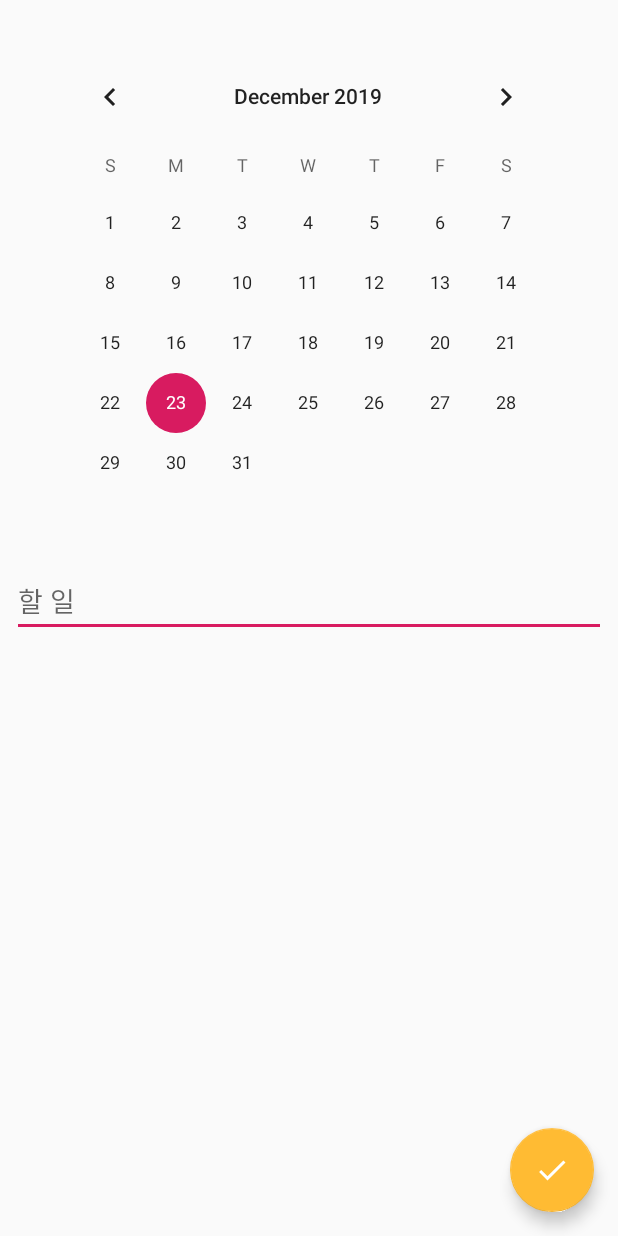
After one commit to structsize/GSM_Festival, an Android app: the EditActivity screen opened directly, with no data from a screen before it, on a phone screen of 412 x 824 dp. The commit adds this screen. Run offline under Robolectric (Android 15) with nearby library versions, the phone set to English and light mode, and no system bars; libraries missing offline, so code that uses them is left out: io.realm, io.realm.kotlin.

Commit message:
[CREATE] Calendar

```diff
--- a/GSM_Festival/app/src/main/java/com/example/gsm_festival/AppMain.kt
+++ b/GSM_Festival/app/src/main/java/com/example/gsm_festival/AppMain.kt
@@ -47,6 +47,7 @@ class AppMain : AppCompatActivity() {
         }
         calendarbutton.setOnClickListener{
 
+
         }
         kcalcheck.setOnClickListener{
             val intent = Intent(this, KcalCheck::class.java)
--- /dev/null
+++ b/GSM_Festival/app/src/main/java/com/example/gsm_festival/EditActivity.kt
@@ -0,0 +1,105 @@
+package com.example.gsm_festival
+
+import android.annotation.SuppressLint
+import androidx.appcompat.app.AppCompatActivity
+import android.os.Bundle
+import android.view.View
+import io.realm.Realm
+import io.realm.kotlin.createObject
+import io.realm.kotlin.where
+import kotlinx.android.synthetic.main.activity_edit.*
+import org.jetbrains.anko.alert
+import org.jetbrains.anko.yesButton
+import java.util.*
+
+class EditActivity : AppCompatActivity() {
+
+    val realm = Realm.getDefaultInstance()
+
+    val calendar: Calendar = Calendar.getInstance()
+
+
+    override fun onCreate(savedInstanceState: Bundle?) {
+        super.onCreate(savedInstanceState)
+        setContentView(R.layout.activity_edit)
+        val id = intent.getLongExtra("id",-1L)
+        if (id == -1L) {
+            insertMode()
+        }else{
+            updateMode(id)
+        }
+
+    }
+
+
+    @SuppressLint("RestrictedApi")
+    private fun insertMode(){
+        deleteFab.visibility = View.GONE
+        doneFab.setOnClickListener{
+            insertTodo()
+        }
+
+    }
+    private fun updateMode(id: Long) {
+        val todo = realm.where<Todo>().equalTo("id",id).findFirst()!!
+        todoEditText.setText(todo.title)
+        calendarView.date = todo.date
+        doneFab.setOnClickListener{
+            updateTodo(id)
+        }
+        deleteFab.setOnClickListener{
+            deleteTodo(id)
+        }
+    }
+
+    override fun onDestroy() {
+        super.onDestroy()
+        realm.close()
+    }
+
+
+    private fun insertTodo() {
+        realm.beginTransaction()
+
+        val newItem = realm.createObject<Todo>(nextId())
+        newItem.title = todoEditText.text.toString()
+        newItem.date = calendar.timeInMillis
+
+        realm.commitTransaction()
+        alert("내용이 추가되었습니다"){
+            yesButton { finish() }
+        }.show()
+
+    }
+    private fun nextId():Int{
+        val maxId = realm.where<Todo>().max("id")
+        if(maxId != null){
+            return maxId.toInt()+1
+        }
+        return 0
+    }
+    private fun updateTodo(id:Long) {
+        realm.beginTransaction()
+
+        val updateItem = realm.where<Todo>().equalTo("id" , id).findFirst()!!
+
+        updateItem.title = todoEditText.text.toString()
+        updateItem.date = calendar.timeInMillis
+
+        realm.commitTransaction()
+
+        alert("내용이 변경되었습니다.") {
+            yesButton { finish() }
+        }.show()
+    }
+    private fun deleteTodo(id: Long) {
+        realm.beginTransaction()
+        val deleteItem = realm.where<Todo>().equalTo("id",id).findFirst()!!
+        deleteItem.deleteFromRealm()
+        realm.commitTransaction()
+
+        alert("내용이 삭제 되었습니다.") {
+            yesButton { finish() }
+        }.show()
+    }
+}
--- /dev/null
+++ b/GSM_Festival/app/src/main/res/drawable/ic_delete_black_24dp.xml
@@ -0,0 +1,9 @@
+<vector xmlns:android="http://schemas.android.com/apk/res/android"
+        android:width="24dp"
+        android:height="24dp"
+        android:viewportWidth="24.0"
+        android:viewportHeight="24.0">
+    <path
+        android:fillColor="#FF000000"
+        android:pathData="M6,19c0,1.1 0.9,2 2,2h8c1.1,0 2,-0.9 2,-2V7H6v12zM19,4h-3.5l-1,-1h-5l-1,1H5v2h14V4z"/>
+</vector>
--- /dev/null
+++ b/GSM_Festival/app/src/main/res/drawable/ic_done_black_24dp.xml
@@ -0,0 +1,9 @@
+<vector xmlns:android="http://schemas.android.com/apk/res/android"
+        android:width="24dp"
+        android:height="24dp"
+        android:viewportWidth="24.0"
+        android:viewportHeight="24.0">
+    <path
+        android:fillColor="#FF000000"
+        android:pathData="M9,16.2L4.8,12l-1.4,1.4L9,19 21,7l-1.4,-1.4L9,16.2z"/>
+</vector>
--- /dev/null
+++ b/GSM_Festival/app/src/main/res/layout/activity_edit.xml
@@ -0,0 +1,64 @@
+<?xml version="1.0" encoding="utf-8"?>
+<androidx.constraintlayout.widget.ConstraintLayout xmlns:android="http://schemas.android.com/apk/res/android"
+    xmlns:app="http://schemas.android.com/apk/res-auto"
+    xmlns:tools="http://schemas.android.com/tools"
+    android:layout_width="match_parent"
+    android:layout_height="match_parent"
+    tools:context=".EditActivity">
+
+    <CalendarView
+        android:id="@+id/calendarView"
+        android:layout_width="wrap_content"
+        android:layout_height="wrap_content"
+        app:layout_constraintBottom_toBottomOf="parent"
+        app:layout_constraintEnd_toEndOf="parent"
+        app:layout_constraintHorizontal_bias="0.491"
+        app:layout_constraintStart_toStartOf="parent"
+        app:layout_constraintTop_toTopOf="parent"
+        app:layout_constraintVertical_bias="0.063" />
+
+    <EditText
+        android:id="@+id/todoEditText"
+        style="editTextStyle"
+        android:layout_width="0dp"
+        android:layout_height="wrap_content"
+        android:layout_marginStart="8dp"
+        android:layout_marginLeft="8dp"
+        android:layout_marginTop="8dp"
+        android:layout_marginEnd="8dp"
+        android:layout_marginRight="8dp"
+        android:ems="10"
+        android:hint="할 일"
+        android:inputType="text"
+        app:layout_constraintEnd_toEndOf="parent"
+        app:layout_constraintStart_toStartOf="parent"
+        app:layout_constraintTop_toBottomOf="@+id/calendarView" />
+
+    <com.google.android.material.floatingactionbutton.FloatingActionButton
+        android:id="@+id/doneFab"
+        android:layout_width="wrap_content"
+        android:layout_height="wrap_content"
+        android:layout_marginEnd="16dp"
+        android:layout_marginRight="16dp"
+        android:layout_marginBottom="16dp"
+        android:clickable="true"
+        android:tint="@android:color/white"
+        app:backgroundTint="@android:color/holo_orange_light"
+        app:layout_constraintBottom_toBottomOf="parent"
+        app:layout_constraintEnd_toEndOf="parent"
+        app:srcCompat="@drawable/ic_done_black_24dp" />
+
+    <com.google.android.material.floatingactionbutton.FloatingActionButton
+        android:id="@+id/deleteFab"
+        android:layout_width="wrap_content"
+        android:layout_height="wrap_content"
+        android:layout_marginStart="16dp"
+        android:layout_marginLeft="16dp"
+        android:layout_marginBottom="16dp"
+        android:clickable="true"
+        android:tint="@android:color/white"
+        app:layout_constraintBottom_toBottomOf="parent"
+        app:layout_constraintStart_toStartOf="parent"
+        app:srcCompat="@drawable/ic_delete_black_24dp" />
+
+</androidx.constraintlayout.widget.ConstraintLayout>
--- a/GSM_Festival/build.gradle
+++ b/GSM_Festival/build.gradle
@@ -2,7 +2,7 @@
 
 buildscript {
     ext.kotlin_version = '1.3.60'
-
+    ext.anko_version = '0.10.8'
     repositories {
         google()
         jcenter()
@@ -13,7 +13,8 @@ buildscript {
 
         // NOTE: Do not place your application dependencies here; they belong
         // in the individual module build.gradle files
-    classpath "org.jetbrains.kotlin:kotlin-gradle-plugin:$kotlin_version" }
+        classpath "org.jetbrains.kotlin:kotlin-gradle-plugin:$kotlin_version"
+        classpath "io.realm:realm-gradle-plugin:5.2.0"}
 }
 
 allprojects {
```
Also changed, not shown: GSM_Festival/app/build.gradle (+7 -4 lines), GSM_Festival/app/src/main/AndroidManifest.xml (+14 -15 lines), GSM_Festival/app/src/main/java/com/example/gsm_festival/CalendarActivity.kt (added, +50 -0 lines), GSM_Festival/app/src/main/java/com/example/gsm_festival/CheckActivity.kt (+0 -46 lines), GSM_Festival/app/src/main/java/com/example/gsm_festival/Todo.kt (added, +12 -0 lines), GSM_Festival/app/src/main/java/com/example/gsm_festival/TodoListAdapter.kt (added, +47 -0 lines), GSM_Festival/app/src/main/res/drawable/ic_add_black_24dp.xml (added, +9 -0 lines), GSM_Festival/app/src/main/res/layout/activity_calendar.xml (added, +31 -0 lines), GSM_Festival/app/src/main/res/layout/item_todo.xml (added, +39 -0 lines).
